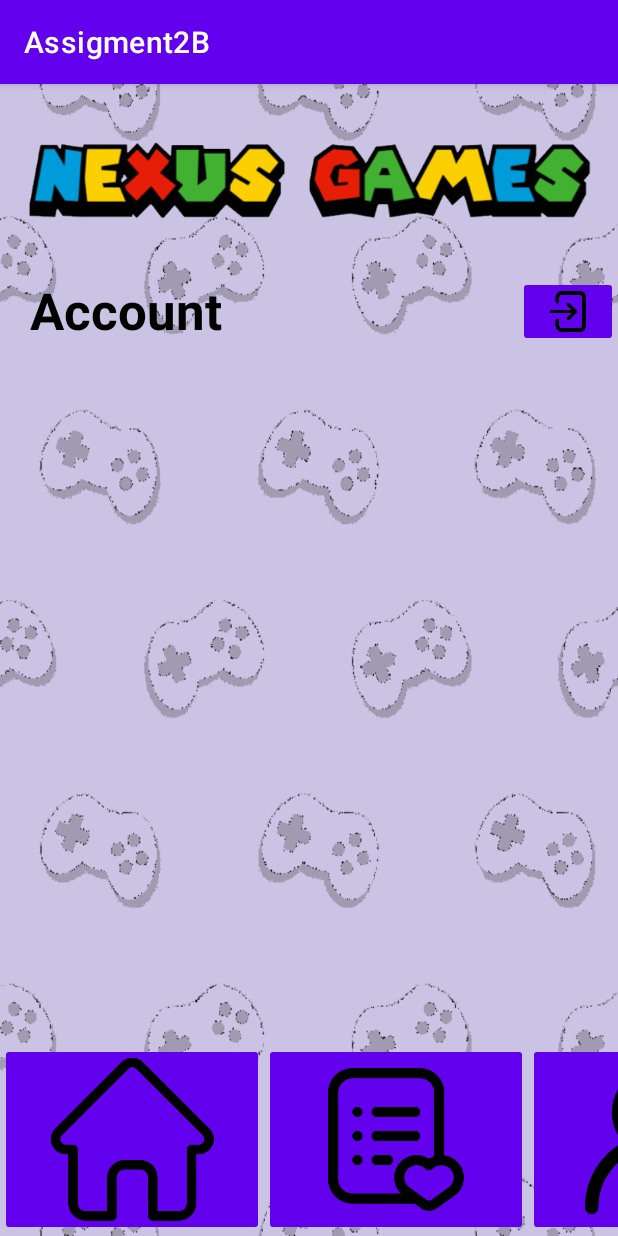
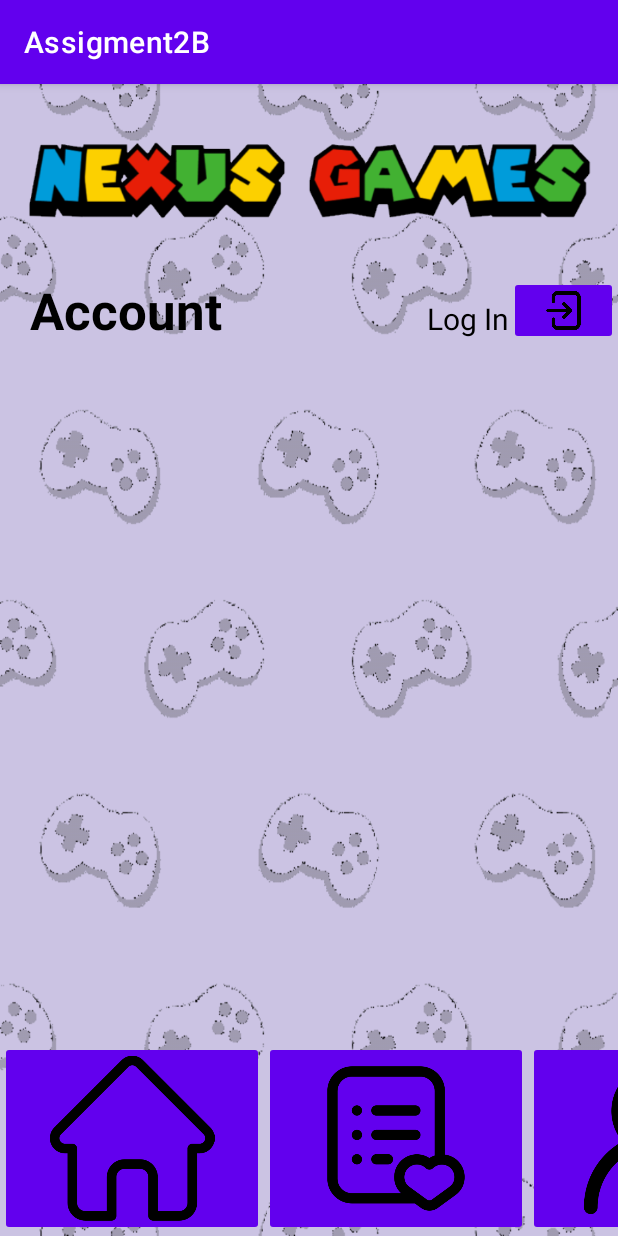
Before and after one commit to s310478/HIT238, an Android app: the AccountActivity screen opened directly, with no data from a screen before it, after a tap on an icon or button, on a phone screen of 412 x 824 dp. Run offline under Robolectric (Android 15) with nearby library versions, the phone set to English and light mode, and no system bars.

Commit message:
Username carries to each activity
Using intents to carry username used at log in to all pages/activities.

```diff
--- a/app/src/main/java/com/example/assigment2b/AccountActivity.java
+++ b/app/src/main/java/com/example/assigment2b/AccountActivity.java
@@ -5,14 +5,31 @@ import androidx.appcompat.app.AppCompatActivity;
 import android.content.Intent;
 import android.os.Bundle;
 import android.view.View;
+import android.widget.TextView;
 
 public class AccountActivity extends AppCompatActivity {
+
+    private TextView txtUsr;
 
     @Override
     protected void onCreate(Bundle savedInstanceState) {
         super.onCreate(savedInstanceState);
         setContentView(R.layout.activity_account);
+
+
+        this.txtUsr = (TextView) findViewById(R.id.lblUser);
+
+        Intent i = getIntent();
+        String username = i.getStringExtra("username");
+        if (username == null) {
+            txtUsr.setText("Log In");
+        }else {
+            txtUsr.setText(username);
+        }
     }
+    //For username across pages/activities
+    public TextView txtU;
+
 
     public void showLogIn(View view) {
 
@@ -22,25 +39,37 @@ public class AccountActivity extends AppCompatActivity {
 
     public void showHome(View view) {
 
+        txtU = (TextView) findViewById(R.id.lblUser);
+
         Intent i = new Intent(this, HomeActivity.class);
+        i.putExtra("username", txtU.getText().toString());
         startActivity(i);
     }
 
     public void showWish(View view) {
 
+        txtU = (TextView) findViewById(R.id.lblUser);
+
         Intent i = new Intent(this, HomeActivity.class);
+        i.putExtra("username", txtU.getText().toString());
         startActivity(i);
     }
 
     public void showCollection(View view) {
 
+        txtU = (TextView) findViewById(R.id.lblUser);
+
         Intent i = new Intent(this, HomeActivity.class);
+        i.putExtra("username", txtU.getText().toString());
         startActivity(i);
     }
 
     public void showAccount(View view) {
 
+        txtU = (TextView) findViewById(R.id.lblUser);
+
         Intent i = new Intent(this, AccountActivity.class);
+        i.putExtra("username", txtU.getText().toString());
         startActivity(i);
     }
 }
--- a/app/src/main/java/com/example/assigment2b/LogInActivity.java
+++ b/app/src/main/java/com/example/assigment2b/LogInActivity.java
@@ -133,6 +133,7 @@ public class LogInActivity extends AppCompatActivity {
 
         } */
 
+    //Bottom menu bar
     public void showHome(View view) {
 
         Intent i = new Intent(this, HomeActivity.class);
--- a/app/src/main/res/layout/activity_account.xml
+++ b/app/src/main/res/layout/activity_account.xml
@@ -23,27 +23,33 @@
 
         <LinearLayout
             android:layout_width="match_parent"
-            android:layout_height="47dp"
+            android:layout_height="46dp"
             android:orientation="horizontal">
 
             <TextView
-                android:id="@+id/lblLogInHeading"
+                android:id="@+id/lblHeading"
                 android:layout_width="200dp"
                 android:layout_height="wrap_content"
+                android:paddingLeft="20dp"
                 android:text="Account"
-
                 android:textColor="#000000"
                 android:textSize="34sp"
                 android:textStyle="bold"
-                android:paddingLeft="20dp"
                 app:textAllCaps="false" />
+
+            <TextView
+                android:id="@+id/lblUser"
+                android:layout_width="139dp"
+                android:layout_height="wrap_content"
+                android:gravity="right"
+                android:text=""
+                android:textColor="#000000"
+                android:textSize="20sp" />
 
             <ImageButton
                 android:id="@+id/imageButton3"
                 android:layout_width="wrap_content"
                 android:layout_height="wrap_content"
-                android:layout_marginLeft="145dp"
-                android:layout_weight="1"
                 android:onClick="showLogIn"
                 android:backgroundTint="#6200ee"
                 android:scaleType="fitCenter"
--- a/app/src/main/res/layout/activity_home.xml
+++ b/app/src/main/res/layout/activity_home.xml
@@ -27,7 +27,7 @@
             android:orientation="horizontal">
 
             <TextView
-                android:id="@+id/lblLogInHeading"
+                android:id="@+id/lblHeading"
                 android:layout_width="200dp"
                 android:layout_height="wrap_content"
                 android:paddingLeft="20dp"
@@ -50,7 +50,6 @@
                 android:id="@+id/imageButton3"
                 android:layout_width="wrap_content"
                 android:layout_height="wrap_content"
-                android:layout_marginLeft="0dp"
                 android:onClick="showLogIn"
                 android:backgroundTint="#6200ee"
                 android:scaleType="fitCenter"
@@ -100,8 +99,6 @@
                 android:onClick="showCollection"
                 android:src="@drawable/collection" />
 
-
-                app:textAllCaps="false" />
             <ImageButton
                 android:id="@+id/btnAccount"
                 android:layout_width="wrap_content"
--- a/app/src/main/res/layout/activity_login.xml
+++ b/app/src/main/res/layout/activity_login.xml
@@ -26,7 +26,7 @@
             app:srcCompat="@drawable/imglogo" />
 
         <TextView
-            android:id="@+id/lblLogInHeading"
+            android:id="@+id/lblHeading"
             android:layout_width="match_parent"
             android:layout_height="wrap_content"
             android:text="Log In / Register"
```
Also changed, not shown: app/src/main/java/com/example/assigment2b/HomeActivity.java (+14 -0 lines).
